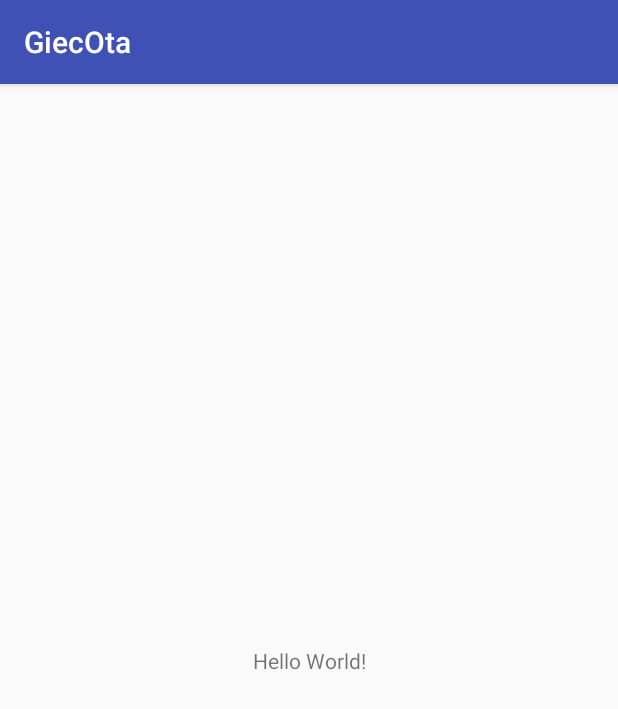
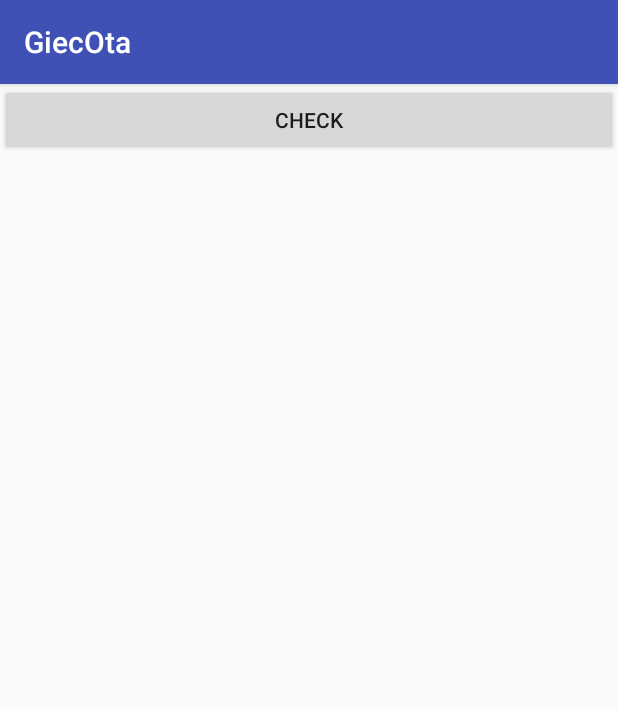
Before and after one commit to luheng123/giecOta, an Android app: the screen it shows after launch (MainActivity), on a phone screen of 412 x 824 dp. Shown: the top 709 px of the screen. Run offline under Robolectric (Android 15) with nearby library versions, the phone set to English and light mode, and no system bars.

Commit message:
下载并解析JSON然后本地保存

```diff
--- a/app/build.gradle
+++ b/app/build.gradle
@@ -26,5 +26,6 @@ dependencies {
     })
     compile 'com.android.support:appcompat-v7:25.3.1'
     compile 'com.android.support.constraint:constraint-layout:1.0.2'
+    compile 'com.squareup.okhttp3:okhttp:3.4.1'
     testCompile 'junit:junit:4.12'
 }
--- a/app/src/main/AndroidManifest.xml
+++ b/app/src/main/AndroidManifest.xml
@@ -1,6 +1,9 @@
 <?xml version="1.0" encoding="utf-8"?>
 <manifest xmlns:android="http://schemas.android.com/apk/res/android"
           package="com.luh.giec.giecota">
+
+    <uses-permission android:name="android.permission.INTERNET"/>
+    <uses-permission android:name="android.permission.WRITE_EXTERNAL_STORAGE"/>
 
     <application
         android:allowBackup="true"
--- a/app/src/main/res/layout/activity_main.xml
+++ b/app/src/main/res/layout/activity_main.xml
@@ -1,19 +1,20 @@
 <?xml version="1.0" encoding="utf-8"?>
-<android.support.constraint.ConstraintLayout
+<LinearLayout
     xmlns:android="http://schemas.android.com/apk/res/android"
-    xmlns:app="http://schemas.android.com/apk/res-auto"
-    xmlns:tools="http://schemas.android.com/tools"
+
     android:layout_width="match_parent"
     android:layout_height="match_parent"
-    tools:context="com.luh.giec.giecota.MainActivity">
+    android:orientation="vertical">
+
+    <Button
+        android:id="@+id/checkUpdate_bt"
+        android:layout_width="match_parent"
+        android:layout_height="wrap_content"
+        android:text="check"/>
 
     <TextView
+        android:id="@+id/t"
         android:layout_width="wrap_content"
-        android:layout_height="wrap_content"
-        android:text="Hello World!"
-        app:layout_constraintBottom_toBottomOf="parent"
-        app:layout_constraintLeft_toLeftOf="parent"
-        app:layout_constraintRight_toRightOf="parent"
-        app:layout_constraintTop_toTopOf="parent"/>
+        android:layout_height="wrap_content"/>
 
-</android.support.constraint.ConstraintLayout>
+</LinearLayout>
```
Also changed, not shown: app/src/main/java/com/luh/giec/giecota/MainActivity.java (+118 -1 lines), app/src/main/java/util/HttpUtil.java (added, +18 -0 lines), 1 other file.
